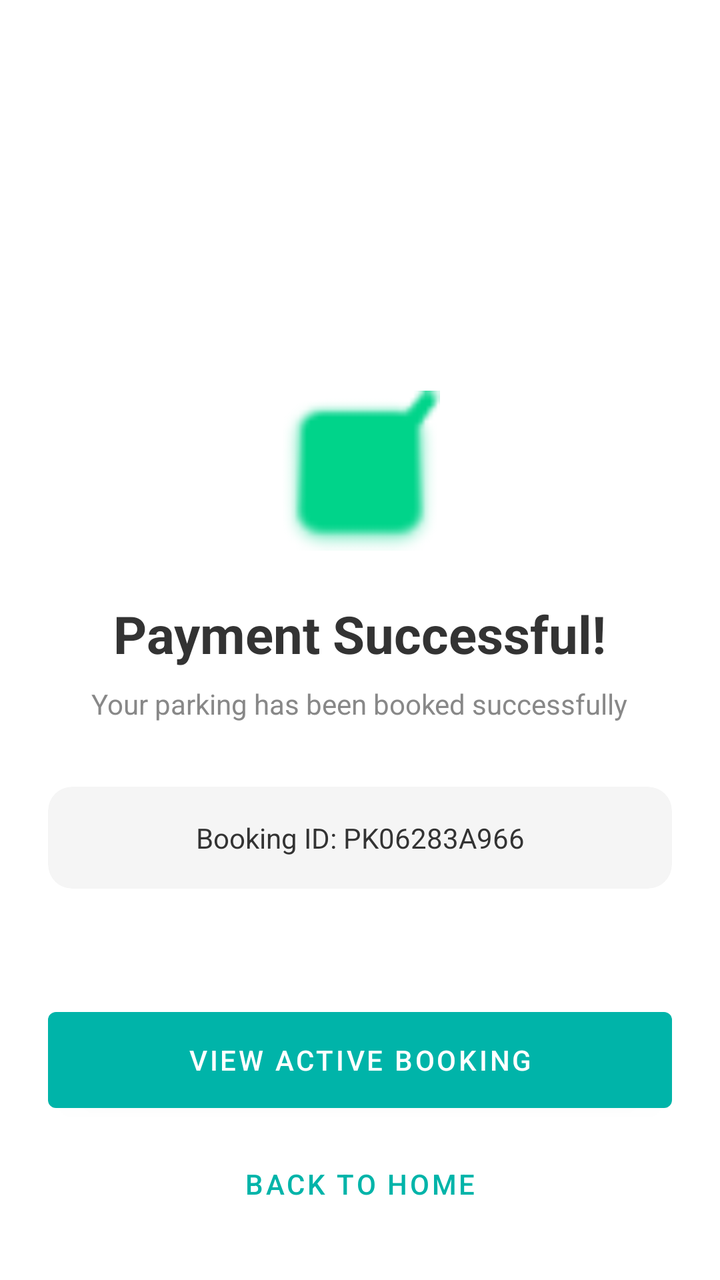
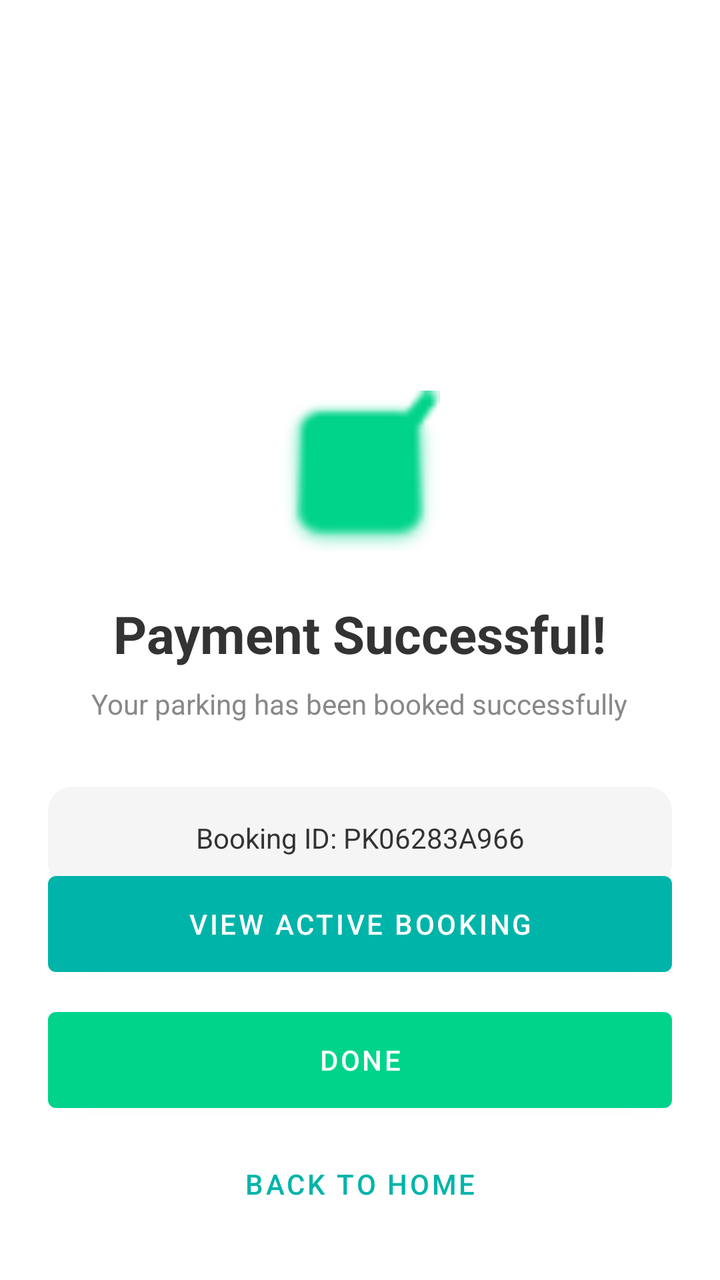

An Android layout rendered at two revisions. The XML below is the earlier revision; the diff shows what the commit changed to produce the second picture.
<!-- AndroidManifest.xml: application theme Theme.ParkFinder -->
<!-- res/layout/activity_payment_success.xml -->
<?xml version="1.0" encoding="utf-8"?>
<RelativeLayout xmlns:android="http://schemas.android.com/apk/res/android"
    xmlns:app="http://schemas.android.com/apk/res-auto"
    android:layout_width="match_parent"
    android:layout_height="match_parent"
    android:background="@android:color/white"
    android:padding="24dp">

    <LinearLayout
        android:layout_width="match_parent"
        android:layout_height="wrap_content"
        android:orientation="vertical"
        android:gravity="center"
        android:layout_centerInParent="true">

        <ImageView
            android:layout_width="80dp"
            android:layout_height="80dp"
            android:src="@android:drawable/checkbox_on_background"
            app:tint="@color/green_main"
            android:layout_marginBottom="24dp"/>

        <TextView
            android:layout_width="wrap_content"
            android:layout_height="wrap_content"
            android:text="Payment Successful!"
            android:textSize="26sp"
            android:textStyle="bold"
            android:textColor="@color/dark_grey" />

        <TextView
            android:layout_width="wrap_content"
            android:layout_height="wrap_content"
            android:text="Your parking has been booked successfully"
            android:textColor="@color/light_grey"
            android:layout_marginTop="8dp"
            android:layout_marginBottom="32dp" />

        <androidx.cardview.widget.CardView
            android:layout_width="match_parent"
            android:layout_height="wrap_content"
            app:cardCornerRadius="12dp"
            app:cardBackgroundColor="@color/bg_light"
            app:cardElevation="0dp">
            <TextView
                android:layout_width="match_parent"
                android:layout_height="wrap_content"
                android:text="Booking ID: PK06283A966"
                android:gravity="center"
                android:padding="16dp"
                android:textColor="@color/dark_grey" />
        </androidx.cardview.widget.CardView>

    </LinearLayout>

    <LinearLayout
        android:layout_width="match_parent"
        android:layout_height="wrap_content"
        android:orientation="vertical"
        android:layout_alignParentBottom="true">

        <com.google.android.material.button.MaterialButton
            android:id="@+id/btnViewActive"
            android:layout_width="match_parent"
            android:layout_height="60dp"
            android:text="View Active Booking"
            app:backgroundTint="@color/teal_main"
            android:layout_marginBottom="8dp" />

        <Button
            android:id="@+id/btnBackHome"
            style="?attr/borderlessButtonStyle"
            android:layout_width="match_parent"
            android:layout_height="wrap_content"
            android:text="Back to Home"
            android:textColor="@color/teal_main" />
    </LinearLayout>

</RelativeLayout>
<!-- resources referenced by this layout -->
<resources>
  <color name="bg_light">#F5F5F5</color>
  <color name="dark_grey">#333333</color>
  <color name="green_main">#00D48A</color>
  <color name="light_grey">#888888</color>
  <color name="teal_main">#00B4A9</color>
  <style name="Theme.ParkFinder" parent="Theme.MaterialComponents.Light.NoActionBar">
  
          <item name="colorPrimary">@color/teal_main</item>
          <item name="colorPrimaryVariant">@color/teal_main</item>
          <item name="colorOnPrimary">@color/white</item>
  
          <item name="colorSecondary">@color/green_main</item>
          <item name="colorSecondaryVariant">@color/green_main</item>
          <item name="colorOnSecondary">@color/white</item>
  
          <item name="android:statusBarColor">@color/teal_main</item>
  
          <item name="colorError">@color/color_error</item>
          <item name="colorOnError">@color/white</item>
  
      </style>
  <color name="white">#FFFFFFFF</color>
  <color name="color_error">#E53E3E</color>
</resources>

<!-- the commit's change to res/layout/activity_payment_success.xml (unified diff, before → after) -->
@@ -67,6 +67,14 @@
             app:backgroundTint="@color/teal_main"
             android:layout_marginBottom="8dp" />
 
+        <com.google.android.material.button.MaterialButton
+            android:id="@+id/btnDone"
+            android:layout_width="match_parent"
+            android:layout_height="60dp"
+            android:text="Done"
+            app:backgroundTint="@color/green_main"
+            android:layout_marginBottom="8dp" />
+
         <Button
             android:id="@+id/btnBackHome"
             style="?attr/borderlessButtonStyle"
<!-- resource entries referenced after the edit -->
@@ -16,7 +16,8 @@
           <item name="colorOnSecondary">@color/white</item>
   
           <item name="android:statusBarColor">@color/teal_main</item>
-  
+          <item name="android:windowBackground">@android:color/white</item>
+          <item name="android:colorBackground">@android:color/white</item>
           <item name="colorError">@color/color_error</item>
           <item name="colorOnError">@color/white</item>
   
